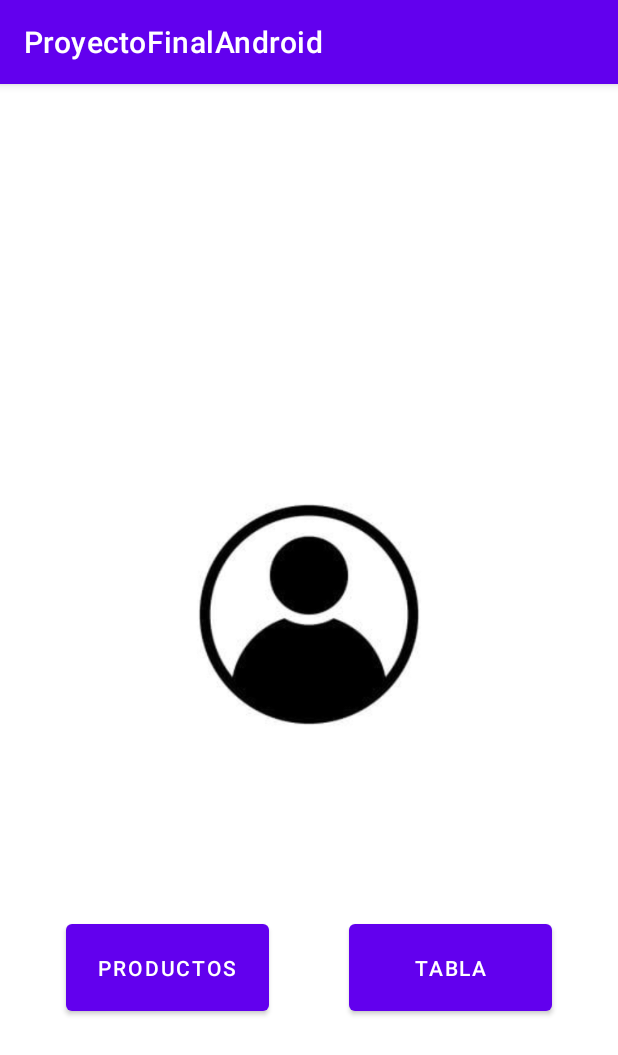
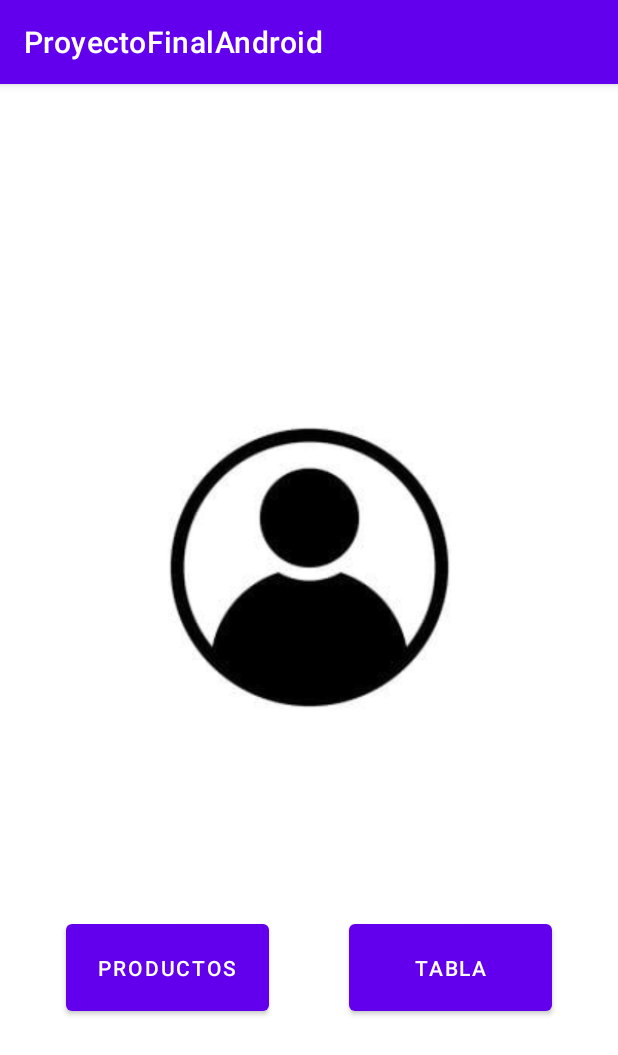
Before and after one commit to Mario999X/ProyectoFinalAndroid, an Android app: the MenuPrincipalActivity screen opened directly, with no data from a screen before it, on a phone screen of 412 x 824 dp. Shown: the top 1055 px of the screen. Run offline under Robolectric (Android 15) with nearby library versions, the phone set to English and light mode, and no system bars.

Commit message:
Código ordenado + comentado.

```diff
--- a/app/src/main/java/com/example/proyectofinalandroid/ClickListener.java
+++ b/app/src/main/java/com/example/proyectofinalandroid/ClickListener.java
@@ -1,9 +1,7 @@
 package com.example.proyectofinalandroid;
-
-import android.view.View;
 
 public interface ClickListener {
 
-    void onItemClick(int posicion, View view);
+    void onItemClick(int posicion);
 
 }
--- a/app/src/main/java/com/example/proyectofinalandroid/MenuPrincipalActivity.java
+++ b/app/src/main/java/com/example/proyectofinalandroid/MenuPrincipalActivity.java
@@ -7,8 +7,8 @@ import android.view.View;
 
 import androidx.appcompat.app.AppCompatActivity;
 
+// CLASE MENU PRINCIPAL
 public class MenuPrincipalActivity extends AppCompatActivity {
-
 
     @Override
     protected void onCreate(Bundle savedInstanceState) {
@@ -21,18 +21,18 @@ public class MenuPrincipalActivity extends AppCompatActivity {
         super.onResume();
     }
 
-
     @Override
     protected void onPause() {
         super.onPause();
     }
 
-
+    // Metodo enlazado a "btnProductos". Se encarga de lanzar una nueva actividad.
     public void verLista(View view) {
         Intent intent = new Intent(MenuPrincipalActivity.this, ListaActivity.class);
         startActivity(intent);
     }
 
+    // Metodo enlazado a "btnTabla". Se encarga de lanzar una nueva actividad.
     public void verTabla(View view) {
         Intent intent = new Intent(MenuPrincipalActivity.this, TablaActivity.class);
         startActivity(intent);
--- a/app/src/main/java/com/example/proyectofinalandroid/RecyclerAdapterProducto.java
+++ b/app/src/main/java/com/example/proyectofinalandroid/RecyclerAdapterProducto.java
@@ -14,12 +14,14 @@ import com.bumptech.glide.Glide;
 
 import java.util.List;
 
+// CLASE ADAPTER RECYCLERVIEW
 public class RecyclerAdapterProducto extends RecyclerView.Adapter<RecyclerAdapterProducto.ViewHolder> {
 
     List<Producto> productoList;
     Context context;
     private static ClickListener clickListener;
 
+    // Constructor
     public RecyclerAdapterProducto(List<Producto> productoList, Context context, ClickListener clickListener) {
         this.productoList = productoList;
         this.context = context;
@@ -34,6 +36,7 @@ public class RecyclerAdapterProducto extends RecyclerView.Adapter<RecyclerAdapte
         return new ViewHolder(view);
     }
 
+    // Rellenamos los campos que tengamos en la vista "vista_productos".
     @Override
     public void onBindViewHolder(@NonNull ViewHolder holder, int position) {
 
@@ -51,6 +54,7 @@ public class RecyclerAdapterProducto extends RecyclerView.Adapter<RecyclerAdapte
         return productoList.size();
     }
 
+    // CLASE VIEWHOLDER, IMPLEMENTANDO ONCLICKLISTENER
     public class ViewHolder extends RecyclerView.ViewHolder implements View.OnClickListener {
 
         TextView tituloProducto, precioProducto, categoriaProducto;
@@ -70,7 +74,7 @@ public class RecyclerAdapterProducto extends RecyclerView.Adapter<RecyclerAdapte
 
         @Override
         public void onClick(View view) {
-            clickListener.onItemClick(getAdapterPosition(), view);
+            clickListener.onItemClick(getAdapterPosition());
         }
     }
 }
--- a/app/src/main/java/com/example/proyectofinalandroid/TablaActivity.java
+++ b/app/src/main/java/com/example/proyectofinalandroid/TablaActivity.java
@@ -4,6 +4,7 @@ import android.os.Bundle;
 
 import androidx.appcompat.app.AppCompatActivity;
 
+// CLASE ACTIVIDAD DE TABLA
 public class TablaActivity extends AppCompatActivity {
     @Override
     protected void onCreate(Bundle savedInstanceState) {
--- a/app/src/main/res/layout/activity_lista_productos.xml
+++ b/app/src/main/res/layout/activity_lista_productos.xml
@@ -1,7 +1,6 @@
 <?xml version="1.0" encoding="utf-8"?>
 <androidx.constraintlayout.widget.ConstraintLayout xmlns:android="http://schemas.android.com/apk/res/android"
     xmlns:app="http://schemas.android.com/apk/res-auto"
-    xmlns:tools="http://schemas.android.com/tools"
     android:layout_width="match_parent"
     android:layout_height="match_parent">
 
--- a/app/src/main/res/layout/activity_menu_principal.xml
+++ b/app/src/main/res/layout/activity_menu_principal.xml
@@ -1,20 +1,19 @@
 <?xml version="1.0" encoding="utf-8"?>
 <androidx.constraintlayout.widget.ConstraintLayout xmlns:android="http://schemas.android.com/apk/res/android"
     xmlns:app="http://schemas.android.com/apk/res-auto"
-    xmlns:tools="http://schemas.android.com/tools"
     android:layout_width="match_parent"
     android:layout_height="match_parent">
 
     <ImageView
         android:id="@+id/imagenUsuario"
-        android:layout_width="349dp"
-        android:layout_height="291dp"
+        android:layout_width="378dp"
+        android:layout_height="370dp"
         android:src="@drawable/avatar"
         app:layout_constraintBottom_toBottomOf="parent"
         app:layout_constraintEnd_toEndOf="parent"
         app:layout_constraintStart_toStartOf="parent"
         app:layout_constraintTop_toTopOf="parent"
-        app:layout_constraintVertical_bias="0.436" />
+        app:layout_constraintVertical_bias="0.345" />
 
     <Button
         android:id="@+id/btnProductos"
@@ -25,12 +24,12 @@
         android:onClick="verLista"
         android:text="@string/btnProducts"
         app:layout_constraintBottom_toBottomOf="parent"
-        app:layout_constraintEnd_toStartOf="@+id/btnGrafico"
+        app:layout_constraintEnd_toStartOf="@+id/btnTabla"
         app:layout_constraintHorizontal_bias="0.0"
         app:layout_constraintStart_toStartOf="parent" />
 
     <Button
-        android:id="@+id/btnGrafico"
+        android:id="@+id/btnTabla"
         android:layout_width="135dp"
         android:layout_height="70dp"
         android:layout_marginEnd="44dp"
```
Also changed, not shown: app/src/main/java/com/example/proyectofinalandroid/DetalleActivity.java (+5 -2 lines), app/src/main/java/com/example/proyectofinalandroid/ListaActivity.java (+7 -5 lines), app/src/main/java/com/example/proyectofinalandroid/MainActivity.java (+14 -0 lines), app/src/main/res/layout/activity_tabla_empresa.xml (+0 -9 lines).
